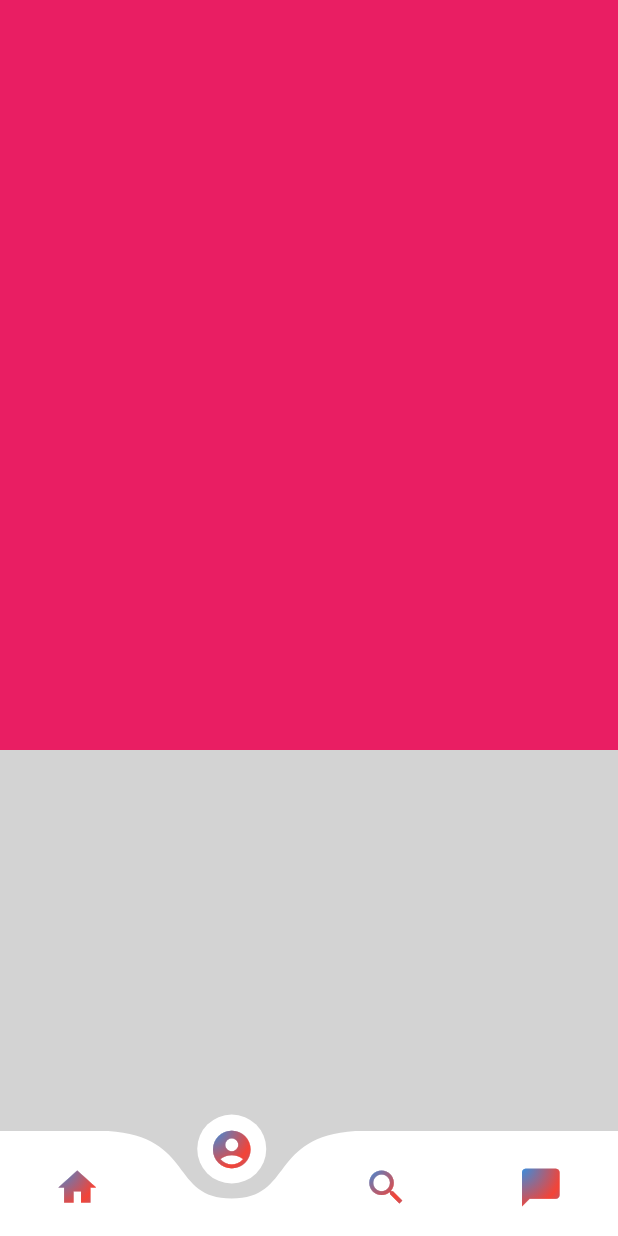
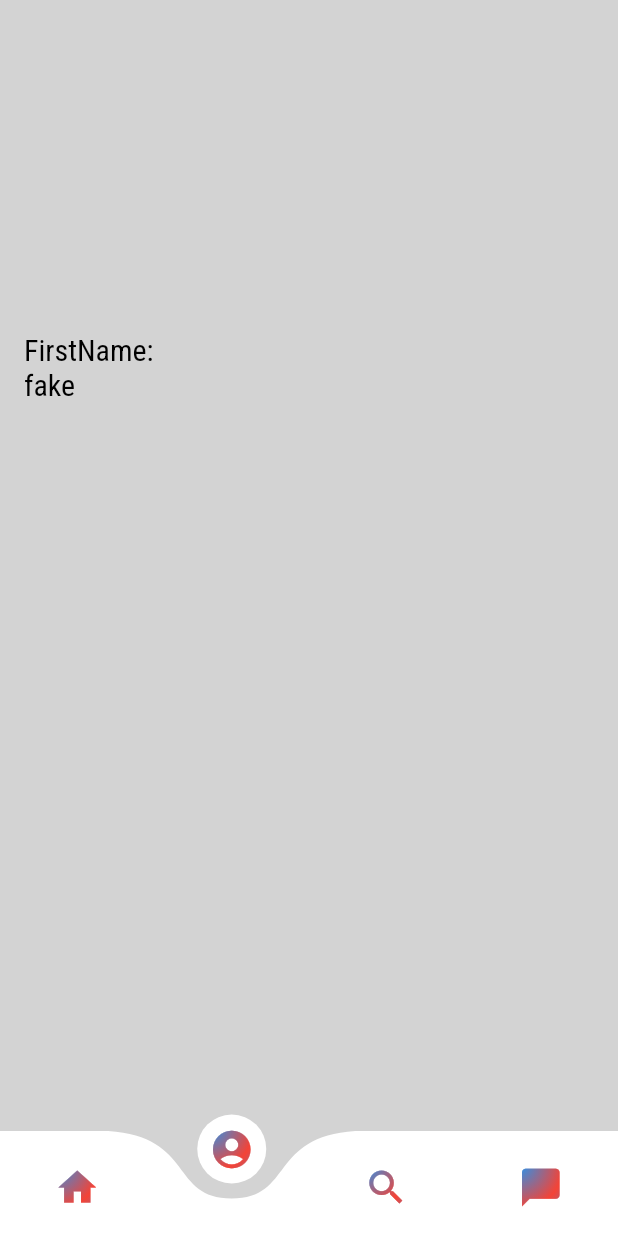
Before and after one commit to MaelTeyssedre/SmartHears, a Flutter app: the screen it shows after launch, item 2 of the bottom bar chosen, on a phone screen of 412 x 824 dp. Run offline on Flutter 3.47's test engine with Material 2 defaults, Android fonts, the phone set to English and light mode, and no system bars; drawn by our look-alikes of curved_navigation_bar; our stand-ins replace bloc, cached_network_image, firebase_core, flutter_bloc, flutter_html, get and 4 more; accounts and stored records are empty; network calls fail.

Commit message:
Ultra basic name print

```diff
--- a/smarthears_app/lib/modules/home/home_page.dart
+++ b/smarthears_app/lib/modules/home/home_page.dart
@@ -1,6 +1,7 @@
 import 'package:flutter/material.dart';
 import 'package:curved_navigation_bar/curved_navigation_bar.dart';
 import 'package:smarthears_app/models/theme.dart';
+import 'package:smarthears_app/models/user.dart';
 import 'package:smarthears_app/modules/dashboard/view/dashboard_screen.dart';
 import 'package:smarthears_app/modules/splash/splash.dart';
 import 'package:smarthears_app/modules/user/user_page.dart';
@@ -23,7 +24,15 @@ class _HomePageState extends State<HomePage> {
       case 0:
         return const DashboardScreen();
       case 1:
-        return const UserPage(id: 'fake id for testing');
+        return UserPage(id: 'fake id for testing', user: User(avatarUrl: 'testurl',
+                                                              birthDate: DateTime.now(),
+                                                              city: 'la Street',
+                                                              country: 'Texas',
+                                                              firstname: 'fake',
+                                                              lastname: 'user',
+                                                              email: 'fake@example.com',
+                                                              id: 'fakeid',
+                                                              phone: 'fake phone'));
       case 2:
         return const SplashPage();
       case 3:
--- a/smarthears_app/lib/modules/user/user_page.dart
+++ b/smarthears_app/lib/modules/user/user_page.dart
@@ -3,13 +3,17 @@ import 'package:flutter/rendering.dart';
 import 'package:flutter/src/foundation/key.dart';
 import 'package:flutter/src/widgets/framework.dart';
 import 'package:flutter_bloc/flutter_bloc.dart';
+import 'package:smarthears_app/models/theme.dart';
+import 'package:smarthears_app/models/user.dart';
 import 'package:smarthears_app/modules/splash/splash.dart';
 import 'package:smarthears_app/modules/user/bloc/user_page_bloc.dart';
 
 class UserPage extends StatefulWidget {
-  const UserPage({Key? key, required this.id}) : super(key: key);
+  const UserPage({Key? key, required this.id, required this.user})
+      : super(key: key);
 
   final String id;
+  final User user;
 
   @override
   State<UserPage> createState() => _UserPageState();
@@ -25,9 +29,30 @@ class _UserPageState extends State<UserPage> {
     super.initState();
   }
 
-  Widget _buildLoaded(UserPageLoadedState state) => Container(height: 500, width: 500, color: Colors.pink);
-
+  Widget _buildLoaded(UserPageLoadedState state) => Container(
+      color: theme.colorScheme.background,
+      child: Column(children: <Widget>[
+        const SizedBox(
+          height: 210,
+        ),
+        Row(children: [
+          Container(
+            height: 50,
+            width: MediaQuery.of(context).size.width / 2,
+            child: ListTile(
+              title: const Text("FirstName: ",
+                  style: TextStyle(fontSize: 20.0, color: Colors.black)),
+              subtitle: Text(widget.user.firstname as String,
+                  style: TextStyle(fontSize: 20.0, color: Colors.black)),
+            ),
+          )
+        ])
+      ]));
   @override
-  Widget build(BuildContext context) => BlocBuilder<UserPageBloc, UserPageState>(
-      bloc: bloc, builder: (context, state) => state is UserPageLoadedState ? _buildLoaded(state) : const SplashPage());
+  Widget build(BuildContext context) =>
+      BlocBuilder<UserPageBloc, UserPageState>(
+          bloc: bloc,
+          builder: (context, state) => state is UserPageLoadedState
+              ? _buildLoaded(state)
+              : const SplashPage());
 }
```
Also changed, not shown: 1 other file.
